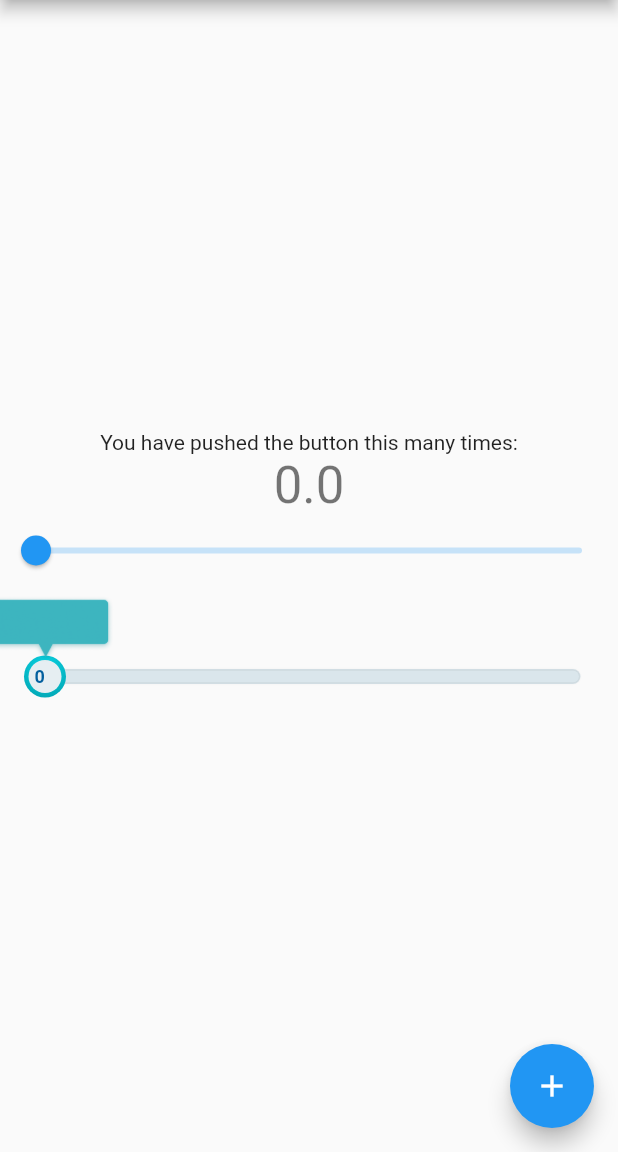
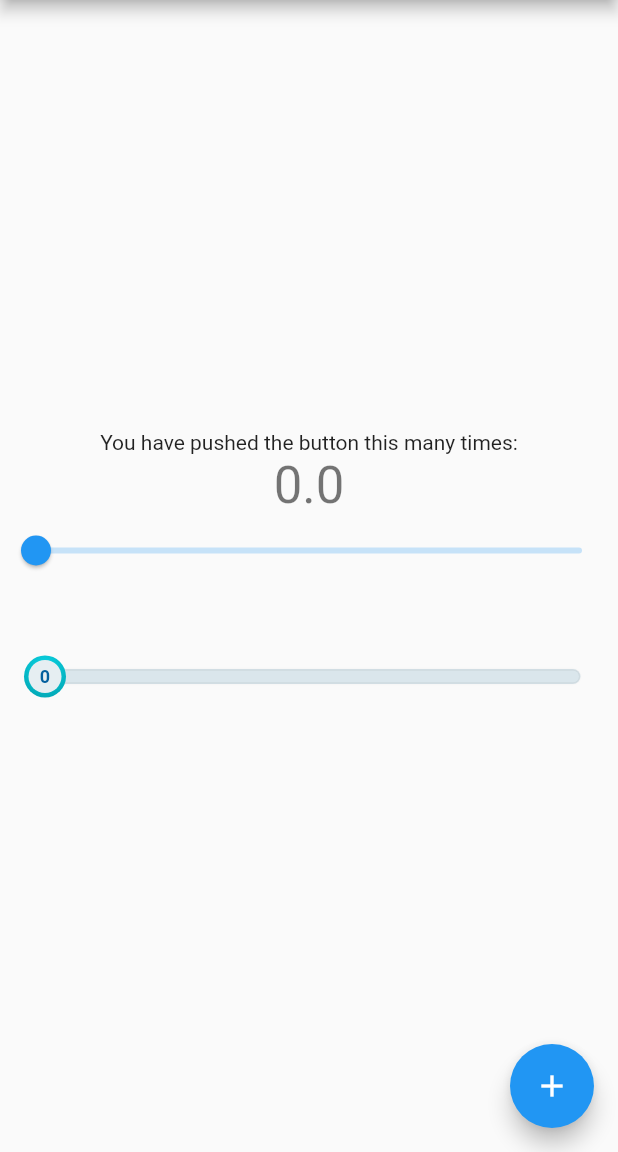
Before and after one commit to persilee/custom_sliders, a Flutter app: the screen it shows after launch, on a phone screen of 412 x 824 dp, the part 84-1236 px from its top. Run offline on Flutter 3.47's test engine with Material 2 defaults, Android fonts, the phone set to English and light mode, and no system bars.

Commit message:
add something

```diff
--- /dev/null
+++ b/lib/custom_slider.dart
@@ -0,0 +1,211 @@
+import 'package:flutter/material.dart';
+import 'dart:ui' as ui;
+import 'data.dart';
+
+typedef ProgressChanged<double> = void Function(double value);
+
+class CustomSlider extends StatefulWidget {
+  final List<SliderData> sliderData;
+  final double padding;
+  final ProgressChanged? progressChanged;
+
+  const CustomSlider({
+    Key? key,
+    required this.sliderData,
+    this.padding = 60.0,
+    this.progressChanged,
+  }) : super(key: key);
+
+  @override
+  State<CustomSlider> createState() => _CustomSliderState();
+}
+
+class _CustomSliderState extends State<CustomSlider> {
+  double _progress = 0.0;
+  int _value = 0;
+  String _tenor = '2.25% p.a';
+  bool _isShowTips = false;
+
+  final GlobalKey paintKey = GlobalKey();
+
+  @override
+  Widget build(BuildContext context) {
+    double _width = MediaQuery.of(context).size.width;
+    return GestureDetector(
+      onPanStart: (DragStartDetails details) {
+        setState(() {
+          _isShowTips = true;
+        });
+      },
+      onPanUpdate: (DragUpdateDetails details) {
+        final getBox = paintKey.currentContext?.findRenderObject() as RenderBox;
+        Offset local = getBox.localToGlobal(details.globalPosition);
+        final double x = local.dx;
+        final double y = local.dy;
+        if (x < MediaQuery.of(context).size.width && x >= widget.padding) {
+          int index = (_progress /
+                  ((_width - widget.padding) / (widget.sliderData.length)))
+              .truncate();
+          setState(() {
+            _progress = x - widget.padding;
+            _value = widget.sliderData[index].value!;
+            _tenor = widget.sliderData[index].tenor!;
+          });
+        }
+      },
+      onPanEnd: (DragEndDetails details) {
+        if (widget.progressChanged != null) {
+          widget.progressChanged!(_value);
+        }
+        setState(() {
+          _isShowTips = false;
+        });
+      },
+      child: Stack(
+        clipBehavior: Clip.none,
+        children: [
+          Positioned(
+            child: CustomPaint(
+              isComplex: false,
+              key: paintKey,
+              painter: CustomSliderPainter(progress: _progress, value: _value),
+              size: Size(
+                  MediaQuery.of(context).size.width - widget.padding, 30.0),
+            ),
+          ),
+          Positioned(
+            top: -14.0,
+            left: _progress - 14,
+            child: Container(
+              width: 28,
+              height: 28,
+              alignment: Alignment.center,
+              child: Text(
+                _value.toString(),
+                style: const TextStyle(
+                  color: Color(0xff035F9E),
+                  fontSize: 12,
+                  fontWeight: FontWeight.bold,
+                  height: 1.0,
+                ),
+              ),
+            ),
+          ),
+          if (_isShowTips)
+            Positioned(
+              top: -50.0,
+              left: _progress - 44,
+              child: Container(
+                padding: const EdgeInsets.only(top: 7),
+                width: 88,
+                height: 40,
+                alignment: Alignment.topCenter,
+                decoration: const BoxDecoration(
+                  image: DecorationImage(
+                    image: AssetImage('images/icon_tips_bg.png'),
+                    fit: BoxFit.fitWidth,
+                  ),
+                ),
+                child: Text(
+                  _tenor,
+                  style: const TextStyle(
+                    color: Colors.white,
+                    fontSize: 13,
+                    fontWeight: FontWeight.bold,
+                  ),
+                ),
+              ),
+            )
+        ],
+      ),
+    );
+  }
+}
+
+class CustomSliderPainter extends CustomPainter {
+  final double progress;
+  final int value;
+
+  CustomSliderPainter({this.progress = 0.0, this.value = 0});
+
+  @override
+  void paint(Canvas canvas, Size size) {
+    final double _width = size.width;
+    final double _height = size.height;
+    double _progress = progress;
+
+    // 绘制线性渐变色
+    var gradient = ui.Gradient.linear(
+      const Offset(0, 0),
+      Offset(_width, 0),
+      [
+        const Color(0xFF01D5E7),
+        const Color(0xFF009EAB),
+      ],
+    );
+
+    var gradientDot = ui.Gradient.radial(
+      Offset(progress, -6.5),
+      26,
+      [
+        const Color(0xFF0BD5E5),
+        const Color(0xFF009EAB),
+      ],
+    );
+
+    Paint paint = Paint()
+      ..color = const Color(0xffDAE6EC)
+      ..style = PaintingStyle.stroke
+      ..strokeWidth = 10.0
+      ..strokeCap = StrokeCap.round;
+
+    Paint paintShadow = Paint()
+      ..color = const Color(0xff000000).withOpacity(0.16)
+      ..style = PaintingStyle.stroke
+      ..strokeWidth = 8.0
+      ..strokeCap = StrokeCap.round
+      ..maskFilter = const MaskFilter.blur(BlurStyle.outer, 1.0);
+
+    Paint paintProgress = Paint()
+      ..shader = gradient
+      ..color = const Color(0xFF01D5E7)
+      ..style = PaintingStyle.stroke
+      ..strokeWidth = 11.0
+      ..strokeCap = StrokeCap.round;
+
+    Paint paintDot = Paint()..color = const Color(0xffE6EEF2);
+    Paint paintDot2 = Paint()
+      ..color = const Color(0xffE6EEF2)
+      ..shader = gradientDot;
+
+    TextPainter textPainter = TextPainter(
+      text: TextSpan(
+        text: value.toString(),
+        style: const TextStyle(
+          color: Color(0xff035F9E),
+          fontSize: 12,
+          fontWeight: FontWeight.bold,
+          height: 1.0,
+        ),
+      ),
+      textAlign: TextAlign.center,
+      textDirection: TextDirection.rtl,
+    )..layout();
+
+    canvas.drawLine(const Offset(0, 0), Offset(_width, 0), paint);
+    canvas.drawLine(const Offset(0, 0), Offset(_width, 0), paintShadow);
+
+    if (progress < 0) {
+      _progress = 0;
+    }
+    canvas.drawLine(const Offset(0, 0), Offset(_progress, 0), paintProgress);
+    canvas.drawCircle(Offset(_progress, 0), 14, paintDot2);
+    canvas.drawCircle(Offset(_progress, 0), 11, paintDot);
+    // textPainter.paint(canvas, Offset(_progress - 4, -6));
+  }
+
+  @override
+  bool shouldRepaint(covariant CustomPainter oldDelegate) {
+    return true;
+  }
+}
--- /dev/null
+++ b/lib/data.dart
@@ -0,0 +1,36 @@
+/// value : 1
+/// tenor : "2.25% p.a"
+
+class SliderData {
+  SliderData({
+    int? value,
+    String? tenor,
+  }) {
+    _value = value;
+    _tenor = tenor;
+  }
+
+  SliderData.fromJson(dynamic json) {
+    _value = json['value'];
+    _tenor = json['tenor'];
+  }
+  int? _value;
+  String? _tenor;
+  SliderData copyWith({
+    int? value,
+    String? tenor,
+  }) =>
+      SliderData(
+        value: value ?? _value,
+        tenor: tenor ?? _tenor,
+      );
+  int? get value => _value;
+  String? get tenor => _tenor;
+
+  Map<String, dynamic> toJson() {
+    final map = <String, dynamic>{};
+    map['value'] = _value;
+    map['tenor'] = _tenor;
+    return map;
+  }
+}
--- a/lib/main.dart
+++ b/lib/main.dart
@@ -2,6 +2,9 @@ import 'dart:ui' as ui;
 
 import 'package:flutter/foundation.dart';
 import 'package:flutter/material.dart';
+import 'package:test_sliders/data.dart';
+
+import 'custom_slider.dart';
 
 void main() {
   runApp(const MyApp());
@@ -37,10 +40,15 @@ class _MyHomePageState extends State<MyHomePage>
   late AnimationController controller;
   double _sliderValue = 0.0;
   double _progress = 0.0;
-  final List<int> _values = [1, 3, 6, 9, 18, 24, 36];
-  int _value = 0;
-
-  final GlobalKey paintKey = GlobalKey();
+  final List<SliderData> _values = [
+    SliderData(value: 1, tenor: '2.25% p.a'),
+    SliderData(value: 3, tenor: '3.00% p.a'),
+    SliderData(value: 6, tenor: '4.00% p.a'),
+    SliderData(value: 9, tenor: '5.00% p.a'),
+    SliderData(value: 18, tenor: '5.50% p.a'),
+    SliderData(value: 24, tenor: '5.75% p.a'),
+    SliderData(value: 36, tenor: '6.00% p.a'),
+  ];
 
   @override
   void initState() {
@@ -75,69 +83,12 @@ class _MyHomePageState extends State<MyHomePage>
                   });
                 }),
             const Padding(padding: EdgeInsets.only(top: 60.0)),
-            GestureDetector(
-              onPanStart: (DragStartDetails details) {
-                final getBox =
-                    paintKey.currentContext?.findRenderObject() as RenderBox;
-                Offset local = getBox.localToGlobal(details.globalPosition);
+            CustomSlider(
+              sliderData: _values,
+              progressChanged: (val) {
+                print(val);
               },
-              onPanUpdate: (DragUpdateDetails details) {
-                final getBox =
-                    paintKey.currentContext?.findRenderObject() as RenderBox;
-                Offset local = getBox.localToGlobal(details.globalPosition);
-                final double x = local.dx;
-                final double y = local.dy;
-                print('local: $x');
-                print('_progress: $_progress');
-                if (x < MediaQuery.of(context).size.width && x >= 60) {
-                  print('aaaa: ${(_progress / (300.0 / 7)).truncate()}');
-                  int index = (_progress / (300.0 / 7)).truncate();
-                  setState(() {
-                    _progress = x - 60;
-                    _value = _values[index];
-                  });
-                }
-                // controller.value = x - 60;
-              },
-              child: Stack(
-                clipBehavior: Clip.none,
-                children: [
-                  Positioned(
-                    child: CustomPaint(
-                      isComplex: false,
-                      key: paintKey,
-                      painter: CustomSlider(progress: _progress, value: _value),
-                      size: Size(MediaQuery.of(context).size.width - 60, 30.0),
-                    ),
-                  ),
-                  Positioned(
-                    top: -6.0,
-                    left: _progress - 7,
-                    child: Center(
-                      child: Text(
-                        _value.toString(),
-                        style: const TextStyle(
-                          color: Color(0xff035F9E),
-                          fontSize: 12,
-                          fontWeight: FontWeight.bold,
-                          height: 1.0,
-                        ),
-                      ),
-                    ),
-                  ),
-                  Positioned(
-                    top: -54.0,
-                    left: _progress - 7 - 38,
-                    child: Center(
-                      child: Image.asset(
-                        'images/icon_tips_bg.png',
-                        height: 46.0,
-                      ),
-                    ),
-                  )
-                ],
-              ),
-            )
+            ),
           ],
         ),
       ),
@@ -149,91 +100,3 @@ class _MyHomePageState extends State<MyHomePage>
     );
   }
 }
-
-class CustomSlider extends CustomPainter {
-  final double progress;
-  final int value;
-
-  CustomSlider({this.progress = 0.0, this.value = 0});
-
-  @override
-  void paint(Canvas canvas, Size size) {
-    final double _width = size.width;
-    final double _height = size.height;
-    double _progress = progress;
-
-    // 绘制线性渐变色
-    var gradient = ui.Gradient.linear(
-      const Offset(0, 0),
-      Offset(_width, 0),
-      [
-        const Color(0xFF01D5E7),
-        const Color(0xFF009EAB),
-      ],
-    );
-
-    var gradientDot = ui.Gradient.radial(
-      Offset(progress, -6.5),
-      26,
-      [
-        const Color(0xFF0BD5E5),
-        const Color(0xFF009EAB),
-      ],
-    );
-
-    Paint paint = Paint()
-      ..color = const Color(0xffDAE6EC)
-      ..style = PaintingStyle.stroke
-      ..strokeWidth = 10.0
-      ..strokeCap = StrokeCap.round;
-
-    Paint paintShadow = Paint()
-      ..color = const Color(0xff000000).withOpacity(0.16)
-      ..style = PaintingStyle.stroke
-      ..strokeWidth = 8.0
-      ..strokeCap = StrokeCap.round
-      ..maskFilter = const MaskFilter.blur(BlurStyle.outer, 1.0);
-
-    Paint paintProgress = Paint()
-      ..shader = gradient
-      ..color = const Color(0xFF01D5E7)
-      ..style = PaintingStyle.stroke
-      ..strokeWidth = 11.0
-      ..strokeCap = StrokeCap.round;
-
-    Paint paintDot = Paint()..color = const Color(0xffE6EEF2);
-    Paint paintDot2 = Paint()
-      ..color = const Color(0xffE6EEF2)
-      ..shader = gradientDot;
-
-    TextPainter textPainter = TextPainter(
-      text: TextSpan(
-        text: value.toString(),
-        style: const TextStyle(
-          color: Color(0xff035F9E),
-          fontSize: 12,
-          fontWeight: FontWeight.bold,
-          height: 1.0,
-        ),
-      ),
-      textAlign: TextAlign.center,
-      textDirection: TextDirection.rtl,
-    )..layout();
-
-    canvas.drawLine(const Offset(0, 0), Offset(_width, 0), paint);
-    canvas.drawLine(const Offset(0, 0), Offset(_width, 0), paintShadow);
-
-    if (progress < 0) {
-      _progress = 0;
-    }
-    canvas.drawLine(const Offset(0, 0), Offset(_progress, 0), paintProgress);
-    canvas.drawCircle(Offset(_progress, 0), 14, paintDot2);
-    canvas.drawCircle(Offset(_progress, 0), 11, paintDot);
-    // textPainter.paint(canvas, Offset(_progress - 4, -6));
-  }
-
-  @override
-  bool shouldRepaint(covariant CustomPainter oldDelegate) {
-    return true;
-  }
-}
```
